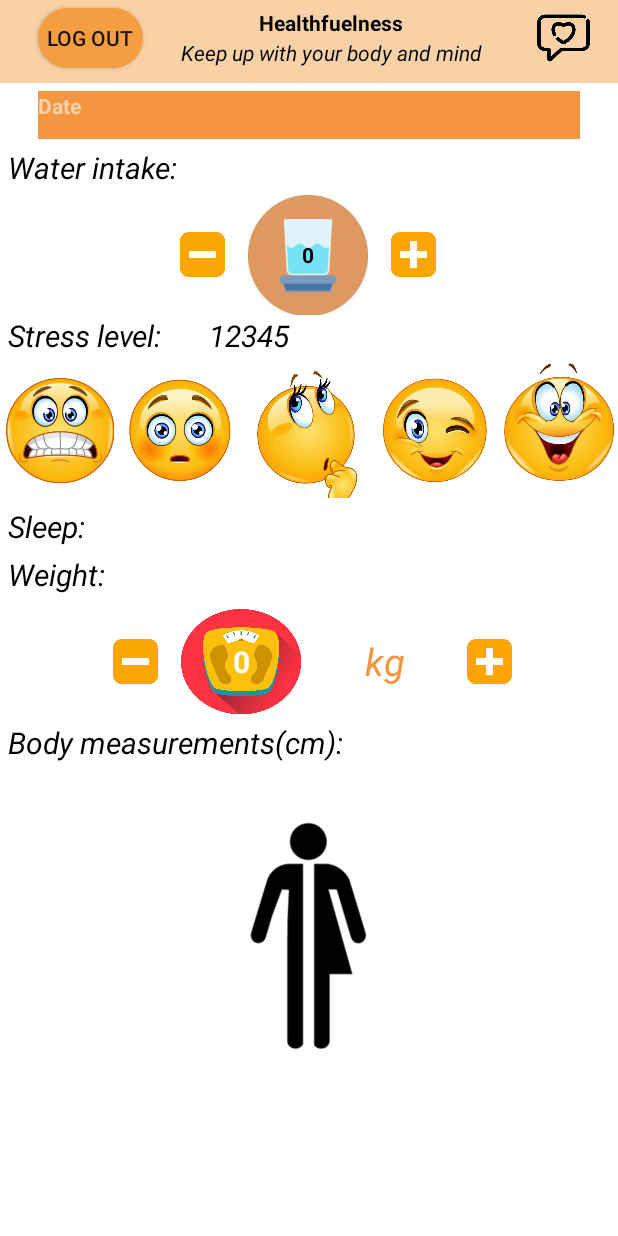
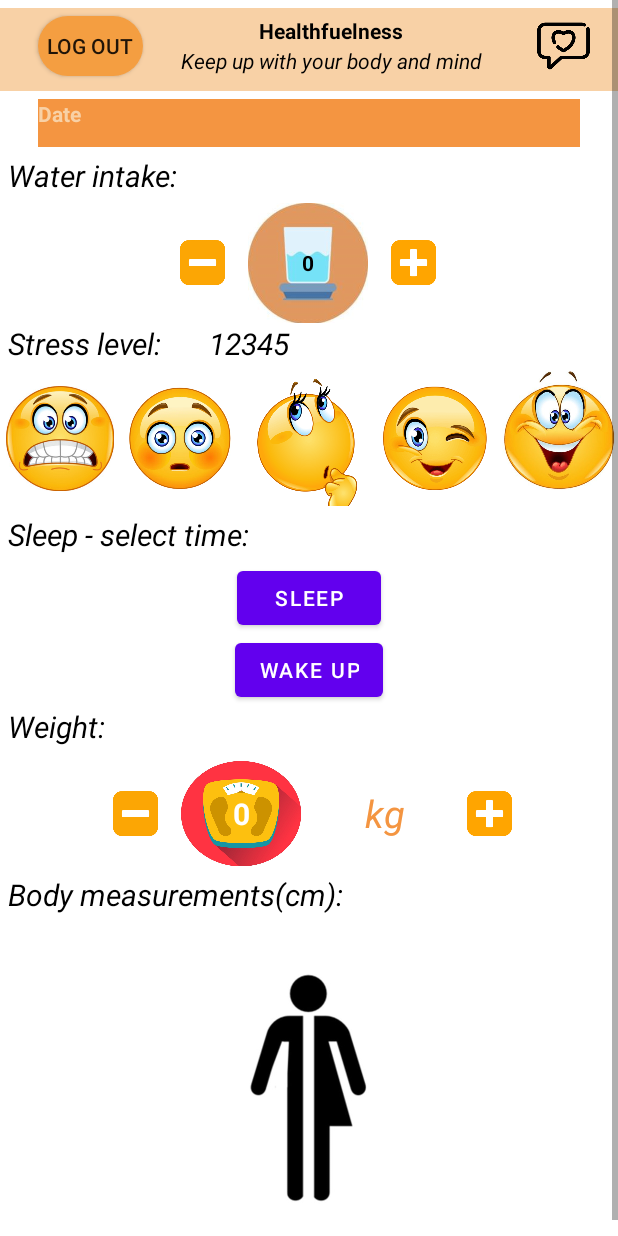
Before and after one commit to BiancaTripa/Healthfuelness, an Android app: the HomeMeasurementsActivity screen opened directly, with no data from a screen before it, on a phone screen of 412 x 824 dp. Run offline under Robolectric (Android 15) with nearby library versions, the phone set to English and light mode, and no system bars; 1 statement that could not run was skipped.

Commit message:
Added scrollbar and other UI changes

```diff
--- a/app/src/main/java/com/example/healthfuelness/HomeMeasurementsActivity.kt
+++ b/app/src/main/java/com/example/healthfuelness/HomeMeasurementsActivity.kt
@@ -2,6 +2,7 @@ package com.example.healthfuelness
 
 import androidx.appcompat.app.AppCompatActivity
 import android.os.Bundle
+import android.view.View
 
 class HomeMeasurementsActivity : AppCompatActivity() {
 
@@ -13,4 +14,8 @@ class HomeMeasurementsActivity : AppCompatActivity() {
 
         selectedDate = intent.getStringExtra("date").toString()
     }
+
+    fun popTimePicker(view: View) {
+
+    }
 }
--- a/app/src/main/res/layout/activity_home_measurements.xml
+++ b/app/src/main/res/layout/activity_home_measurements.xml
@@ -1,5 +1,6 @@
 <?xml version="1.0" encoding="utf-8"?>
-<LinearLayout xmlns:android="http://schemas.android.com/apk/res/android"
+<RelativeLayout
+    xmlns:android="http://schemas.android.com/apk/res/android"
     xmlns:app="http://schemas.android.com/apk/res-auto"
     xmlns:tools="http://schemas.android.com/tools"
     android:layout_width="match_parent"
@@ -7,8 +8,19 @@
     android:orientation="vertical"
     tools:context=".HomeMeasurementsActivity">
 
+    <ScrollView
+        android:layout_width="match_parent"
+        android:layout_height="match_parent">
+
         <LinearLayout
-        android:layout_width="wrap_content"
+            android:layout_width="match_parent"
+            android:layout_height="wrap_content"
+            android:orientation="vertical"
+            tools:context=".HomeMeasurementsActivity">
+
+            <LinearLayout
+                android:layout_marginTop="5dp"
+                android:layout_width="match_parent"
                 android:layout_height="55dp"
                 android:background="@color/colorPrimary"
                 android:orientation="horizontal">
@@ -63,24 +75,22 @@
                 android:layout_width="361dp"
                 android:layout_height="32dp"
                 android:layout_gravity="center"
+                android:layout_marginTop="5dp"
+                android:layout_marginBottom="5dp"
                 android:background="@color/colorAccent"
                 android:text="Date"
-        android:layout_marginTop="5dp"
-        android:layout_marginBottom="5dp"
                 android:textColor="@color/colorPrimary"
-        android:textStyle="bold">
-    </TextView>
+                android:textStyle="bold"></TextView>
 
             <TextView
                 android:layout_width="361dp"
                 android:layout_height="32dp"
                 android:layout_gravity="left"
+                android:layout_marginLeft="5dp"
                 android:text="Water intake:"
                 android:textColor="@color/black"
                 android:textSize="20dp"
-        android:layout_marginLeft="5dp"
-        android:textStyle="italic">
-    </TextView>
+                android:textStyle="italic"></TextView>
 
             <LinearLayout
                 android:layout_width="match_parent"
@@ -126,10 +136,10 @@
                     android:layout_width="134dp"
                     android:layout_height="32dp"
                     android:layout_gravity="left"
+                    android:layout_marginLeft="5dp"
                     android:text="Stress level:"
                     android:textColor="@color/black"
                     android:textSize="20dp"
-            android:layout_marginLeft="5dp"
                     android:textStyle="italic"></TextView>
 
                 <TextView
@@ -140,8 +150,7 @@
                     android:text="12345"
                     android:textColor="@color/black"
                     android:textSize="20dp"
-            android:textStyle="italic">
-        </TextView>
+                    android:textStyle="italic"></TextView>
             </LinearLayout>
 
             <LinearLayout
@@ -192,22 +201,36 @@
                 android:layout_width="match_parent"
                 android:layout_height="32dp"
                 android:layout_gravity="left"
+                android:layout_marginLeft="5dp"
                 android:layout_marginTop="5dp"
-        android:text="Sleep:"
+                android:text="Sleep - select time:"
                 android:textColor="@color/black"
                 android:textSize="20dp"
-        android:layout_marginLeft="5dp"
                 android:textStyle="italic"></TextView>
 
+            <Button
+                android:id="@+id/btn_sleep"
+                android:layout_width="wrap_content"
+                android:layout_height="wrap_content"
+                android:layout_gravity="center"
+                android:onClick="popTimePicker"
+                android:text="  Sleep  "></Button>
+
+            <Button
+                android:id="@+id/btn_wakeup"
+                android:layout_width="wrap_content"
+                android:layout_height="wrap_content"
+                android:layout_gravity="center"
+                android:text="Wake up"></Button>
 
             <TextView
                 android:layout_width="361dp"
                 android:layout_height="32dp"
                 android:layout_gravity="left"
+                android:layout_marginLeft="5dp"
                 android:text="Weight:"
                 android:textColor="@color/black"
                 android:textSize="20dp"
-        android:layout_marginLeft="5dp"
                 android:textStyle="italic"></TextView>
 
             <LinearLayout
@@ -220,31 +243,31 @@
                     android:layout_width="30dp"
                     android:layout_height="30dp"
                     android:layout_gravity="center"
+                    android:layout_marginStart="75dp"
                     android:layout_marginEnd="15dp"
-            android:layout_marginStart="75dp"
                     android:src="@drawable/minus"></ImageView>
 
                 <TextView
                     android:id="@+id/tv_weight"
                     android:layout_width="80dp"
                     android:layout_height="70dp"
+                    android:layout_gravity="center_vertical"
+                    android:layout_marginEnd="15dp"
+                    android:background="@drawable/scale2"
                     android:gravity="center"
-            android:layout_gravity="center_vertical"
                     android:text="0"
                     android:textColor="@color/white"
                     android:textSize="20dp"
-            android:layout_marginEnd="15dp"
-            android:background="@drawable/scale2"
                     android:textStyle="bold"></TextView>
 
                 <TextView
                     android:layout_width="80dp"
                     android:layout_height="70dp"
                     android:layout_gravity="center_vertical"
+                    android:layout_marginEnd="15dp"
                     android:gravity="center"
                     android:text="kg"
                     android:textColor="@color/colorAccent"
-            android:layout_marginEnd="15dp"
                     android:textSize="25dp"
                     android:textStyle="italic"></TextView>
 
@@ -261,19 +284,21 @@
                 android:layout_width="361dp"
                 android:layout_height="32dp"
                 android:layout_gravity="left"
+                android:layout_marginLeft="5dp"
                 android:text="Body measurements(cm):"
                 android:textColor="@color/black"
                 android:textSize="20dp"
-        android:layout_marginLeft="5dp"
                 android:textStyle="italic"></TextView>
 
 
             <ImageView
                 android:id="@+id/button_home"
-        android:layout_gravity="center"
                 android:layout_width="80dp"
                 android:layout_height="220dp"
-        android:src="@drawable/half3">
-    </ImageView>
+                android:layout_gravity="center"
+                android:src="@drawable/half3"></ImageView>
 
         </LinearLayout>
+    </ScrollView>
+
+</RelativeLayout>
--- a/app/src/main/res/layout/activity_main.xml
+++ b/app/src/main/res/layout/activity_main.xml
@@ -14,7 +14,7 @@
         android:layout_width="100dp"
         android:layout_height="100dp"
         android:layout_gravity="center_horizontal"
-        android:src="@drawable/ic_logo">
+        android:src="@drawable/applogo">
     </ImageView>
 
     <androidx.appcompat.widget.AppCompatButton
```
Also changed, not shown: app/src/main/res/layout/activity_home.xml (+50 -33 lines), app/src/main/res/layout/activity_login.xml (+6 -5 lines), app/src/main/res/layout/activity_register.xml (+10 -7 lines), app/src/main/res/drawable/applogo.png (added), app/src/main/res/drawable/camera.png (added), app/src/main/res/drawable/gallery2.png (added), app/src/main/res/drawable/homepage.png (added), app/src/main/res/drawable/location.png (added), app/src/main/res/drawable/login.png (added), app/src/main/res/drawable/loginlogo.png (added), app/src/main/res/drawable/possible_logo.png (added), app/src/main/res/drawable/registerlogo.png (added). Lines whose indentation alone changed are shown as unchanged.
